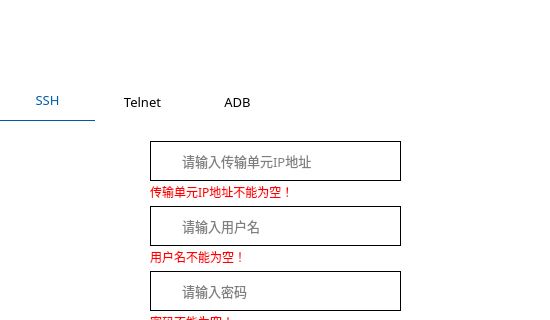
Old version of the form pack/transUnit_login.ui in the repository Yugle/service_deploy_tool; both pictures show x 0 to 550 and y 0 to 320 of the 550 by 460 pixel window.
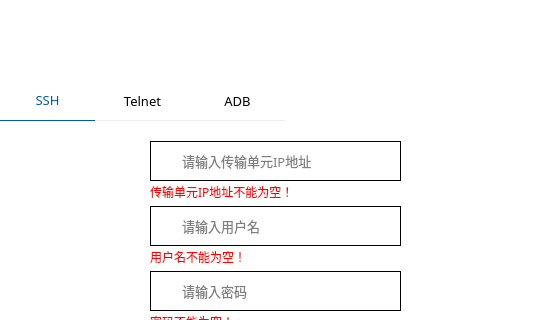
New version of the form. Icons and pictures are not drawn.

```diff
--- a/pack/transUnit_login.ui
+++ b/pack/transUnit_login.ui
@@ -91,6 +91,7 @@
 	background-color:transparent;
     min-width:95px;
     min-height:40px;
+	border-bottom:1px solid #EEEEEE;
 }
 QTabBar::tab:hover{
     background:transparent;
```
